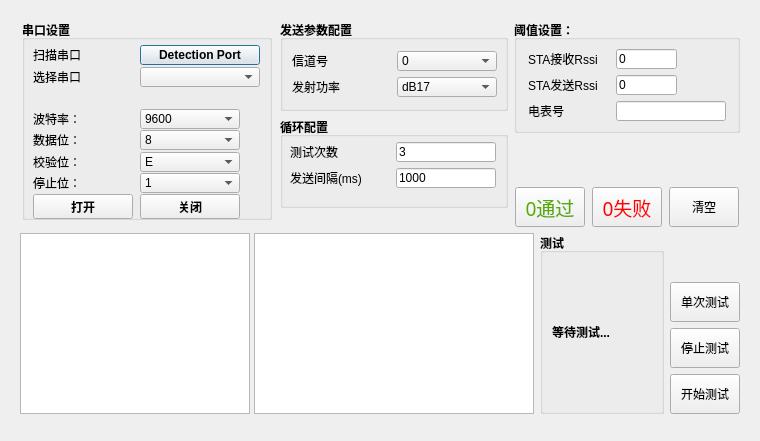
Qt form ui/ui_gadget.ui (ZhenhuaWei/BaseSerialPortTool) before a commit.
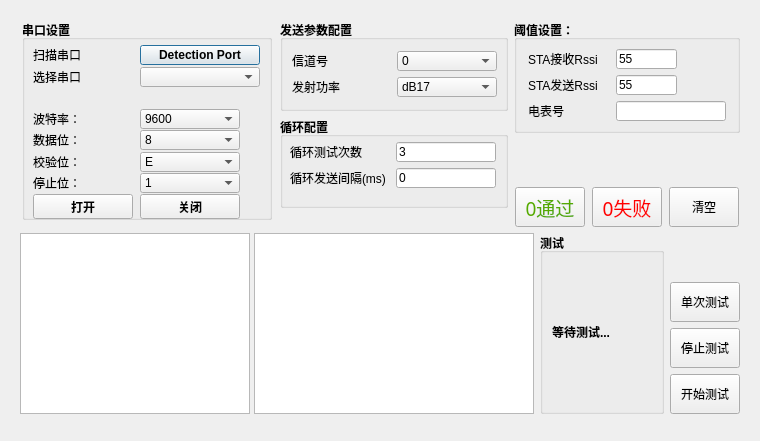
The same form after that commit.

Commit message: finish one test and loop

Diff of the .ui file:
```diff
--- a/ui/ui_gadget.ui
+++ b/ui/ui_gadget.ui
@@ -834,7 +834,7 @@
                </font>
               </property>
               <property name="text">
-               <string>0</string>
+               <string>55</string>
               </property>
              </widget>
             </item>
@@ -965,7 +965,7 @@
                </font>
               </property>
               <property name="text">
-               <string>0</string>
+               <string>55</string>
               </property>
              </widget>
             </item>
@@ -1627,7 +1627,7 @@
                 </font>
                </property>
                <property name="text">
-                <string>测试次数</string>
+                <string>循环测试次数</string>
                </property>
               </widget>
              </item>
@@ -1677,7 +1677,7 @@
                 </font>
                </property>
                <property name="text">
-                <string>发送间隔(ms)</string>
+                <string>循环发送间隔(ms)</string>
                </property>
               </widget>
              </item>
@@ -1702,7 +1702,7 @@
                 </font>
                </property>
                <property name="text">
-                <string>1000</string>
+                <string>0</string>
                </property>
               </widget>
              </item>
```
The commit also changes 2 other files.
